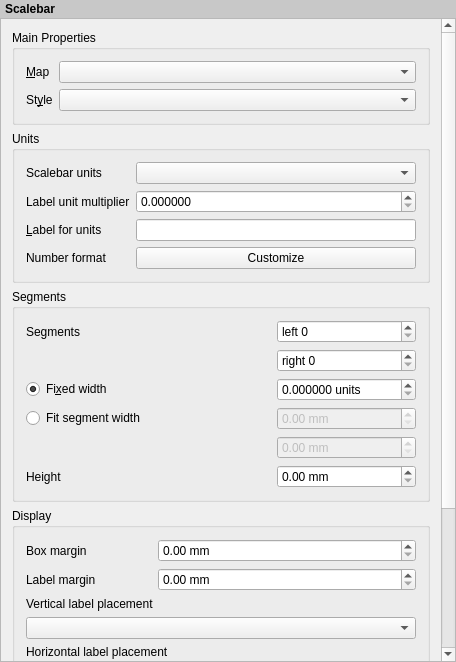
First picture: the form in src/ui/layout/qgslayoutscalebarwidgetbase.ui, repository qgis/QGIS, before the edit.
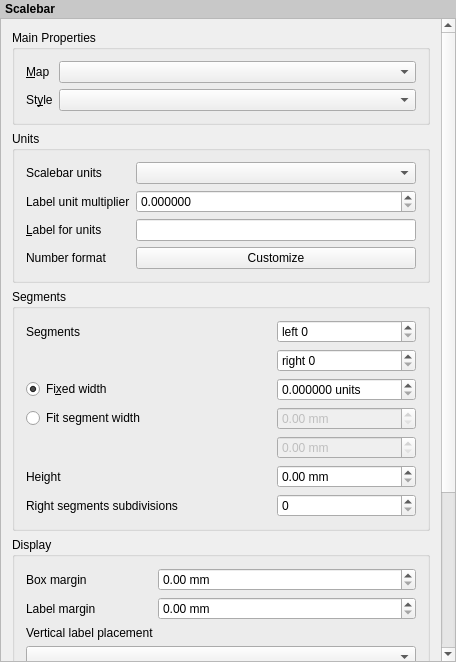
Second picture: the form after the edit. Custom widgets are drawn as their Qt base class.

Commit message:
[feature] Add subdivisions in ticksscalebar right segments
Adds the ability to create subdivisions for segments included in the right part of the ticksscalebar

Patch:
```diff
--- a/src/ui/layout/qgslayoutscalebarwidgetbase.ui
+++ b/src/ui/layout/qgslayoutscalebarwidgetbase.ui
@@ -344,6 +344,23 @@
             </property>
            </widget>
           </item>
+          <item row="6" column="0">
+           <widget class="QLabel" name="mSubdivisionsLabel">
+            <property name="text">
+             <string>Right segments subdivisions</string>
+            </property>
+           </widget>
+          </item>
+          <item row="6" column="2">
+           <widget class="QgsSpinBox" name="mNumberOfSubdivisionsSpinBox">
+            <property name="suffix">
+             <string/>
+            </property>
+            <property name="prefix">
+             <string/>
+            </property>
+           </widget>
+          </item>
          </layout>
         </widget>
        </item>
```
Left out of the diff: 1 changed line with no effect on the pictures. The commit also changes 14 other files.
